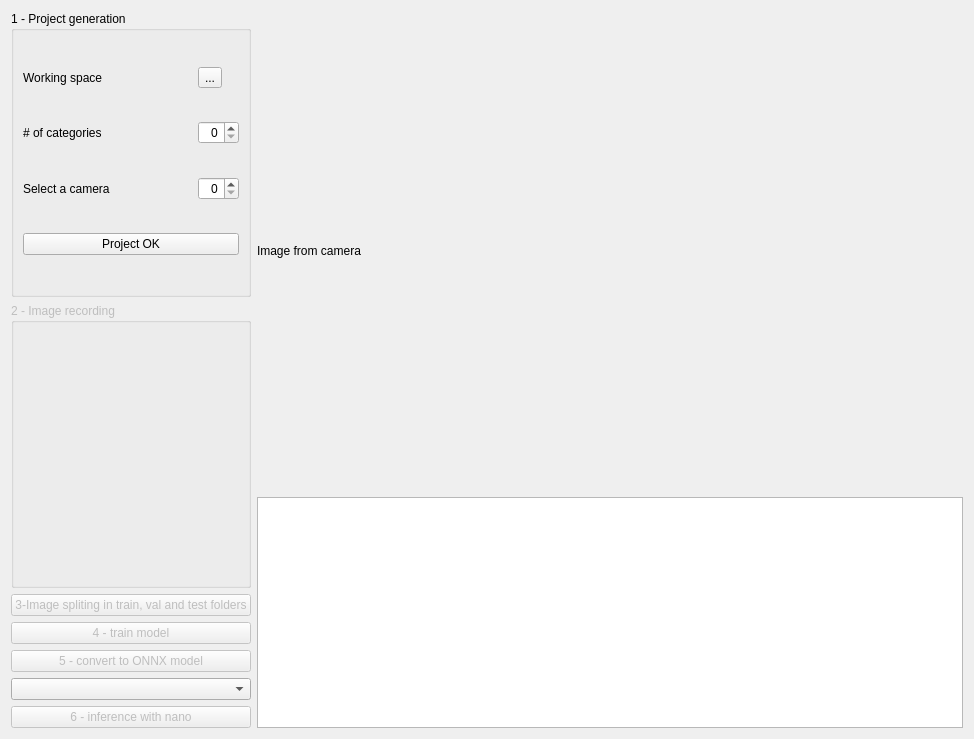
Qt form hackathon_ai.ui (raiv-toulouse/hackathon_AI) before a commit.
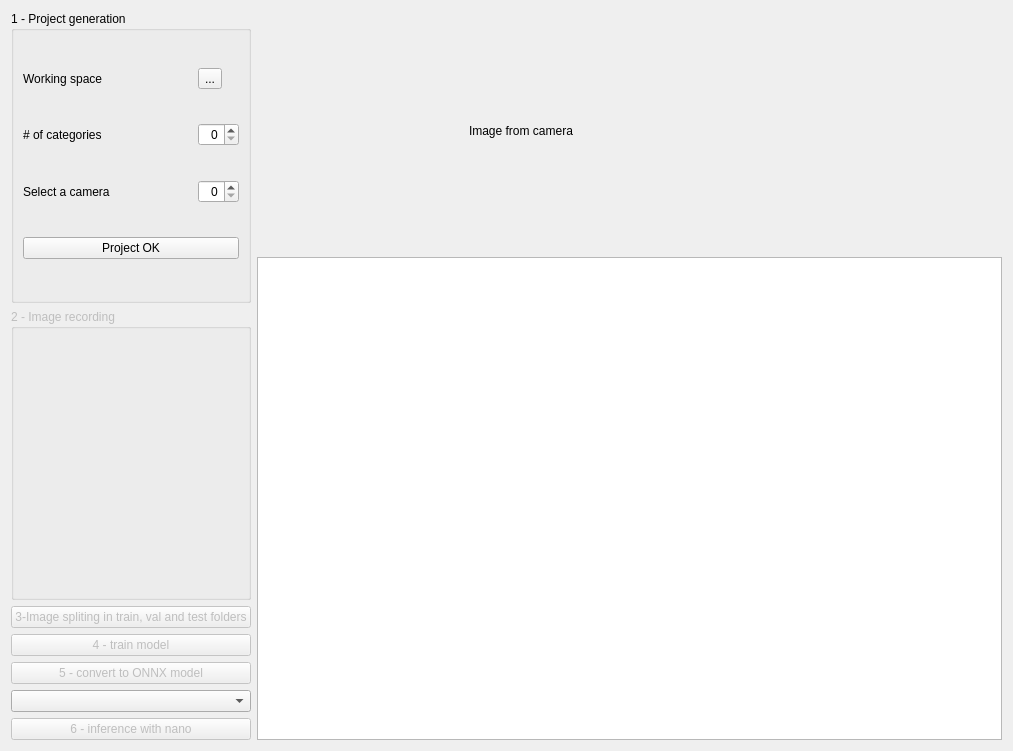
The same form after that commit.

```diff
--- a/hackathon_ai.ui
+++ b/hackathon_ai.ui
@@ -6,8 +6,8 @@
    <rect>
     <x>0</x>
     <y>0</y>
-    <width>974</width>
-    <height>739</height>
+    <width>1013</width>
+    <height>751</height>
    </rect>
   </property>
   <property name="windowTitle">
@@ -178,11 +178,28 @@
    <item>
     <layout class="QVBoxLayout" name="verticalLayout_4">
      <item>
+      <layout class="QHBoxLayout" name="horizontalLayout_2">
+       <property name="sizeConstraint">
+        <enum>QLayout::SetDefaultConstraint</enum>
+       </property>
+       <property name="leftMargin">
+        <number>0</number>
+       </property>
+       <property name="topMargin">
+        <number>0</number>
+       </property>
+       <item>
       <widget class="QLabel" name="lbl_image">
        <property name="minimumSize">
         <size>
-         <width>640</width>
-         <height>480</height>
+           <width>320</width>
+           <height>240</height>
+          </size>
+         </property>
+         <property name="maximumSize">
+          <size>
+           <width>320</width>
+           <height>240</height>
         </size>
        </property>
        <property name="text">
@@ -190,6 +207,8 @@
        </property>
       </widget>
      </item>
+      </layout>
+     </item>
      <item>
       <widget class="QPlainTextEdit" name="txt_log">
        <property name="font">
@@ -197,6 +216,9 @@
          <pointsize>8</pointsize>
         </font>
        </property>
+       <property name="sizeAdjustPolicy">
+        <enum>QAbstractScrollArea::AdjustToContents</enum>
+       </property>
       </widget>
      </item>
     </layout>
```
Left out of the diff: 4 changed lines with no effect on the pictures. Lines whose indentation alone changed are shown as unchanged.
